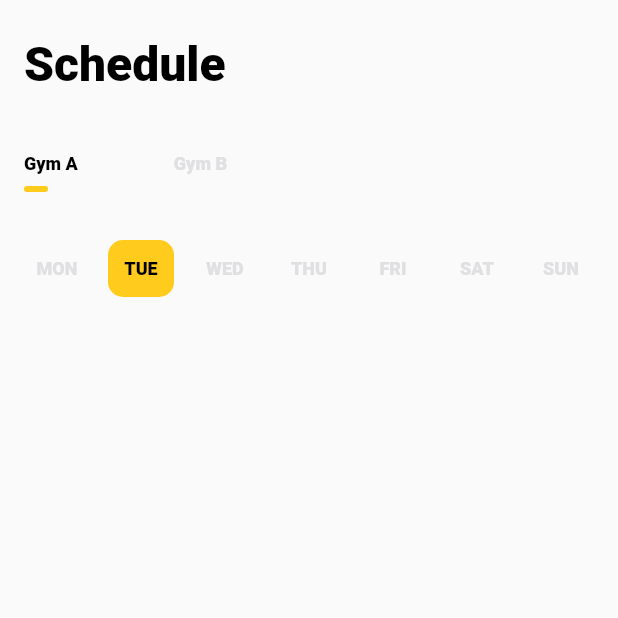
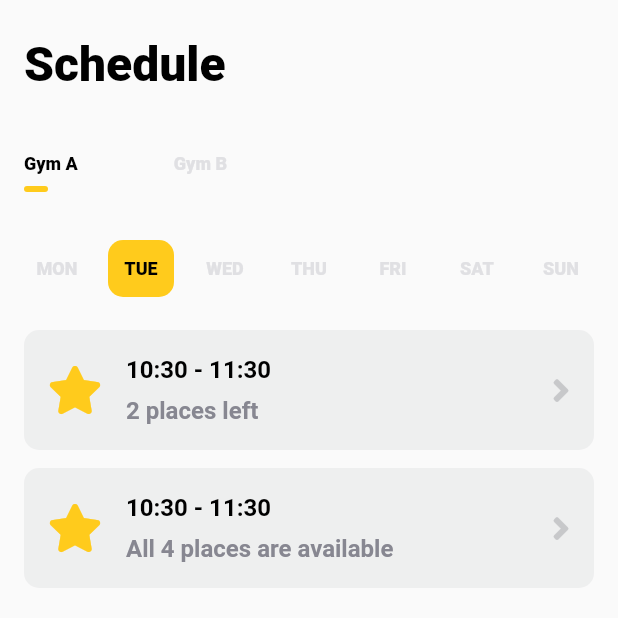
Before and after one commit to nxn777/uul, a Flutter app: the screen it shows after launch, on a phone screen of 412 x 824 dp, the top half of it. Run offline on Flutter 3.47's test engine with Material 2 defaults, Android fonts, the phone set to English and light mode, and no system bars; our stand-ins replace font_awesome_flutter.

Commit message:
UUL-1: TimeSlotTile was updated

```diff
--- a/lib/constants/color_constants.dart
+++ b/lib/constants/color_constants.dart
@@ -2,3 +2,6 @@ import 'package:flutter/material.dart';
 
 const kAccentColor = Color(0xFFFFCB1C);
 const kInactiveColor = Color(0xFFE0E0E3);
+const kInactiveSecondaryColor = Color(0xFF878791);
+const kBackgroundColor = Color(0x5AD9DaDc);
+const kSecondaryColor = Color(0xFFC7C8CA);
--- a/lib/constants/dimens.dart
+++ b/lib/constants/dimens.dart
@@ -1,8 +1,13 @@
 const kRegularTextSize = 12.0;
+const kCaptionTextSize = 16.0;
 const kPageTitleTextSize = 32.0;
 
 const kSpacingMedium = 16.0;
 const kSpacingSmall = 8.0;
 const kSpacingXSmall = 4.0;
+const kSpacingXSmallPlus = 6.0;
 const kSpacingLarge = 24.0;
+const kSpacingXLarge = 32.0;
 const kSpacingHuge = 64.0;
+
+const kDefaultBorderRadius = 10.0;
--- a/lib/constants/text_style_constants.dart
+++ b/lib/constants/text_style_constants.dart
@@ -5,6 +5,12 @@ import 'color_constants.dart';
 const kRegularActiveTextStyle =
     TextStyle(fontSize: kRegularTextSize, color: Colors.black);
 
+const kCaptionActiveTextStyle =
+    TextStyle(fontSize: kCaptionTextSize, color: Colors.black);
+
+const kCaptionInactiveTextStyle =
+    TextStyle(fontSize: kCaptionTextSize, color: kInactiveSecondaryColor);
+
 const kRegularInactiveTextStyle =
     TextStyle(fontSize: kRegularTextSize, color: kInactiveColor);
 
--- a/lib/models/app_state.dart
+++ b/lib/models/app_state.dart
@@ -1,4 +1,5 @@
 import 'package:UUL_Gym/models/appartment.dart';
+import 'package:UUL_Gym/models/rules.dart';
 import 'package:UUL_Gym/models/user.dart';
 import 'package:UUL_Gym/models/time_slot.dart';
 import 'package:UUL_Gym/models/week.dart';
@@ -13,6 +14,7 @@ class AppState extends ChangeNotifier {
   DateTime currentDate = DateTime.now();
   Week currentWeek = Week.withDay(DateTime.now());
   Gym activeGym = Gym.GymA;
+  Rules rules = Rules();
 
   void changeActiveDate(DateTime newDate) {
     this.activeDate = newDate;
@@ -41,7 +43,7 @@ class AppState extends ChangeNotifier {
 
   List<TimeSlot> _generateTestData() => List(20)
       .asMap()
-      .map((index, value) => MapEntry(index, TimeSlot(id: index, start: index.toString() + " " + activeDate.toIso8601String(), end: "end", occupiedBy: List.empty())))
+      .map((index, value) => MapEntry(index, TimeSlot(id: index, start: activeDate, end: activeDate.add(Duration(hours: 1)), occupiedBy: List.empty())))
       .values
       .toList();
 }
--- /dev/null
+++ b/lib/models/rules.dart
@@ -0,0 +1,4 @@
+class Rules {
+  int personsPerTimeSlot = 4;
+  DateTime effectiveSince = DateTime.now();
+}
--- a/lib/models/time_slot.dart
+++ b/lib/models/time_slot.dart
@@ -7,19 +7,19 @@ import 'package:UUL_Gym/models/user.dart';
 
 class TimeSlot {
   int _id;
-  String _start;
-  String _end;
+  DateTime _start;
+  DateTime _end;
   List<User> _occupiedBy;
 
   int get id => _id;
-  String get start => _start;
-  String get end => _end;
+  DateTime get start => _start;
+  DateTime get end => _end;
   List<User> get occupiedBy => _occupiedBy;
 
   TimeSlot({
     int id,
-    String start,
-    String end,
+    DateTime start,
+    DateTime end,
     List<User> occupiedBy}){
     _id = id;
     _start = start;
@@ -29,8 +29,8 @@ class TimeSlot {
 
   TimeSlot.fromJson(dynamic json) {
     _id = json["id"];
-    _start = json["start"];
-    _end = json["end"];
+    _start = DateTime.parse(json["start"]);
+    _end = DateTime.parse(json["end"]);
     if (json["occupiedBy"] != null) {
       _occupiedBy = [];
       json["occupiedBy"].forEach((v) {
@@ -42,8 +42,8 @@ class TimeSlot {
   Map<String, User> toJson() {
     var map = <String, dynamic>{};
     map["id"] = _id;
-    map["start"] = _start;
-    map["end"] = _end;
+    map["start"] = _start.toIso8601String();
+    map["end"] = _end.toIso8601String();
     if (_occupiedBy != null) {
       map["occupiedBy"] = _occupiedBy.map((v) => v.toJson()).toList();
     }
--- a/lib/models/user.dart
+++ b/lib/models/user.dart
@@ -1,19 +1,26 @@
+import 'package:UUL_Gym/models/appartment.dart';
+
 class User {
   int _id;
   String _name;
+  Appartment _appartment;
 
   int get id => _id;
 
   String get name => _name;
 
-  User({int id, String name}) {
+  Appartment get apartment => _appartment;
+
+  User({int id, String name, Appartment appartment}) {
     _id = id;
     _name = name;
+    _appartment = appartment;
   }
 
   User.fromJson(dynamic json) {
     _id = json["id"];
     _name = json["name"];
+    _appartment = Appartment.fromJson(json["appartment"]);
   }
 
   Map<String, dynamic> toJson() {
--- a/lib/screens/time_slot_screen.dart
+++ b/lib/screens/time_slot_screen.dart
@@ -1,8 +1,15 @@
 import 'package:UUL_Gym/constants/text_style_constants.dart';
+import 'package:UUL_Gym/models/app_state.dart';
+import 'package:UUL_Gym/models/appartment.dart';
+import 'package:UUL_Gym/models/time_slot.dart';
+import 'package:UUL_Gym/models/user.dart';
 import 'package:UUL_Gym/widgets/gym/gym_list.dart';
+import 'package:UUL_Gym/widgets/timeslot/time_slot_list.dart';
+import 'package:UUL_Gym/widgets/timeslot/time_slot_tile.dart';
 import 'package:UUL_Gym/widgets/week/day_list_animated.dart';
 import 'package:flutter/material.dart';
 import 'package:UUL_Gym/constants/dimens.dart';
+import 'package:provider/provider.dart';
 
 class TimeSlotScreen extends StatelessWidget {
   @override
@@ -26,6 +33,21 @@ class TimeSlotScreen extends StatelessWidget {
           Padding(
             padding: const EdgeInsets.fromLTRB(kSpacingMedium, kSpacingMedium, kSpacingMedium, kSpacingMedium),
             child: DayListAnimated(),
+          ),
+          TimeSlotTile(
+            timeSlot: TimeSlot(id: 0, start: DateTime.now(), end: DateTime.now().add(Duration(hours: 1)), occupiedBy: List.of({
+              User(id: 1, name: "user1", appartment: Appartment(id: 1, code: "C1207")),
+              //User(id: 2, name: "user2", appartment: Appartment(id: 1, code: "C1207")),
+              //User(id: 3, name: "user3", appartment: Appartment(id: 3, code: "B0104")),
+              User(id: 4, name: "user4", appartment: Appartment(id: 4, code: "D1002")),
+            })),
+            rules: Provider.of<AppState>(context, listen: false).rules,
+            isCurrentDay: true,
+          ),
+          TimeSlotTile(
+            timeSlot: TimeSlot(id: 0, start: DateTime.now(), end: DateTime.now().add(Duration(hours: 1)), occupiedBy: List.empty()),
+            rules: Provider.of<AppState>(context, listen: false).rules,
+            isCurrentDay: true,
           )
         ],
       ),
--- a/lib/widgets/timeslot/time_slot_tile.dart
+++ b/lib/widgets/timeslot/time_slot_tile.dart
@@ -1,15 +1,105 @@
+import 'package:UUL_Gym/constants/dimens.dart';
+import 'package:UUL_Gym/constants/color_constants.dart';
+import 'package:UUL_Gym/constants/text_style_constants.dart';
+import 'package:UUL_Gym/models/rules.dart';
 import 'package:UUL_Gym/models/time_slot.dart';
 import 'package:flutter/material.dart';
+import 'package:intl/intl.dart';
+import 'package:font_awesome_flutter/font_awesome_flutter.dart';
 
 class TimeSlotTile extends StatelessWidget {
   final TimeSlot timeSlot;
-
-  TimeSlotTile({this.timeSlot});
+  final DateFormat _timeFormatter;
+  final bool isCurrentDay;
+  final Rules rules;
+  TimeSlotTile({@required this.timeSlot, @required this.isCurrentDay, @required this.rules}) : _timeFormatter = DateFormat.Hm();
 
   @override
   Widget build(BuildContext context) {
-    return ListTile(
-      title: Text(timeSlot.start),
+    return Container(
+      margin: EdgeInsets.fromLTRB(kSpacingMedium, kSpacingXSmallPlus, kSpacingMedium, kSpacingXSmallPlus),
+      child: InkWell(
+        onTap: () {},
+        borderRadius: BorderRadius.circular(kDefaultBorderRadius),
+        child: Row(
+          mainAxisAlignment: MainAxisAlignment.start,
+          crossAxisAlignment: CrossAxisAlignment.center,
+          children: [
+            Padding(
+              padding: const EdgeInsets.fromLTRB(kSpacingMedium, kSpacingLarge, kSpacingMedium, kSpacingLarge),
+              child: FaIcon(
+                FontAwesomeIcons.solidStar,
+                color: kAccentColor,
+                size: kSpacingXLarge,
+              ),
+            ),
+            Expanded(
+              child: Column(
+                mainAxisSize: MainAxisSize.min,
+                crossAxisAlignment: CrossAxisAlignment.start,
+                mainAxisAlignment: MainAxisAlignment.end,
+                children: [
+                  Padding(
+                    padding: const EdgeInsets.fromLTRB(0, 0, 0, kSpacingSmall),
+                    child: Text(
+                      "${_timeFormatter.format(timeSlot.start)} - ${_timeFormatter.format(timeSlot.end)}",
+                      style: kCaptionActiveTextStyle.copyWith(fontWeight: FontWeight.bold),
+                    ),
+                  ),
+                  Text(
+                    _getTimeSlotOccupiedByDescription(),
+                    style: kCaptionInactiveTextStyle.copyWith(fontWeight: FontWeight.bold),
+                  )
+                ],
+              ),
+            ),
+            Padding(
+              padding: const EdgeInsets.all(kSpacingMedium),
+              child: FaIcon(
+                FontAwesomeIcons.angleRight,
+                color: kSecondaryColor,
+              ),
+            ),
+          ],
+        ),
+      ),
+      decoration: BoxDecoration(color: kBackgroundColor, borderRadius: BorderRadius.circular(kDefaultBorderRadius)),
     );
   }
+
+  String _getTimeSlotOccupiedByDescription() {
+    if (timeSlot.occupiedBy.isEmpty) {
+      String result = "All ${rules.personsPerTimeSlot} places are available";
+      if (rules.personsPerTimeSlot == 1) {
+        result = "The only place is available";
+      }
+      return result;
+    } else {
+      //return _countOccupiedByAppartment();
+      String result;
+      var left = rules.personsPerTimeSlot - timeSlot.occupiedBy.length;
+      if (left > 1) {
+        result = "${left} places left";
+      } else if (left == 1) {
+        result = "1 place left";
+      } else {
+        result = "No places are available";
+      }
+      return result;
+    }
+  }
+
+  String _countOccupiedByAppartment() {
+    var map = Map<String, int>();
+    timeSlot.occupiedBy.forEach((element) {
+      var count = map.putIfAbsent(element.apartment.code, () => 0);
+      count++;
+      map[element.apartment.code] = count;
+    });
+    String result = "";
+    map.entries.forEach((element) {
+      result = result + element.key + "x" + element.value.toString() + " ";
+    });
+    return result;
+  }
 }
--- a/lib/widgets/week/day_tile.dart
+++ b/lib/widgets/week/day_tile.dart
@@ -2,6 +2,7 @@ import 'package:flutter/material.dart';
 import 'package:UUL_Gym/constants/color_constants.dart';
 import 'package:UUL_Gym/constants/text_style_constants.dart';
 import 'package:intl/intl.dart';
+import 'package:UUL_Gym/constants/dimens.dart';
 
 class DayTile extends StatelessWidget {
   final Function(DateTime) onTap;
@@ -28,7 +29,7 @@ class DayTile extends StatelessWidget {
         width: 44,
         decoration: BoxDecoration(
           color: isSelected ? kAccentColor : Colors.transparent,
-          borderRadius: BorderRadius.circular(10.0),
+          borderRadius: BorderRadius.circular(kDefaultBorderRadius),
         ),
       ),
     );
--- a/lib/widgets/week/day_tile_animated.dart
+++ b/lib/widgets/week/day_tile_animated.dart
@@ -1,3 +1,4 @@
+import 'package:UUL_Gym/constants/dimens.dart';
 import 'package:flutter/material.dart';
 import 'package:UUL_Gym/constants/color_constants.dart';
 import 'package:UUL_Gym/constants/text_style_constants.dart';
@@ -35,7 +36,7 @@ class _DayTileAnimatedState extends State<DayTileAnimated> {
           duration: Duration(milliseconds: kStandardAnimationDurationMS),
           decoration: BoxDecoration(
             color: _isSelected() ? kAccentColor : Colors.transparent,
-            borderRadius: BorderRadius.circular(10.0),
+            borderRadius: BorderRadius.circular(kDefaultBorderRadius),
           ),
         ),
       );
--- a/pubspec.yaml
+++ b/pubspec.yaml
@@ -30,6 +30,7 @@ dependencies:
   cupertino_icons: ^1.0.0
   provider: ^4.3.2+3
   intl: ^0.16.1
+  font_awesome_flutter: ^8.11.0
 
 dev_dependencies:
   flutter_test:
```
Also changed, not shown: pubspec.lock.
